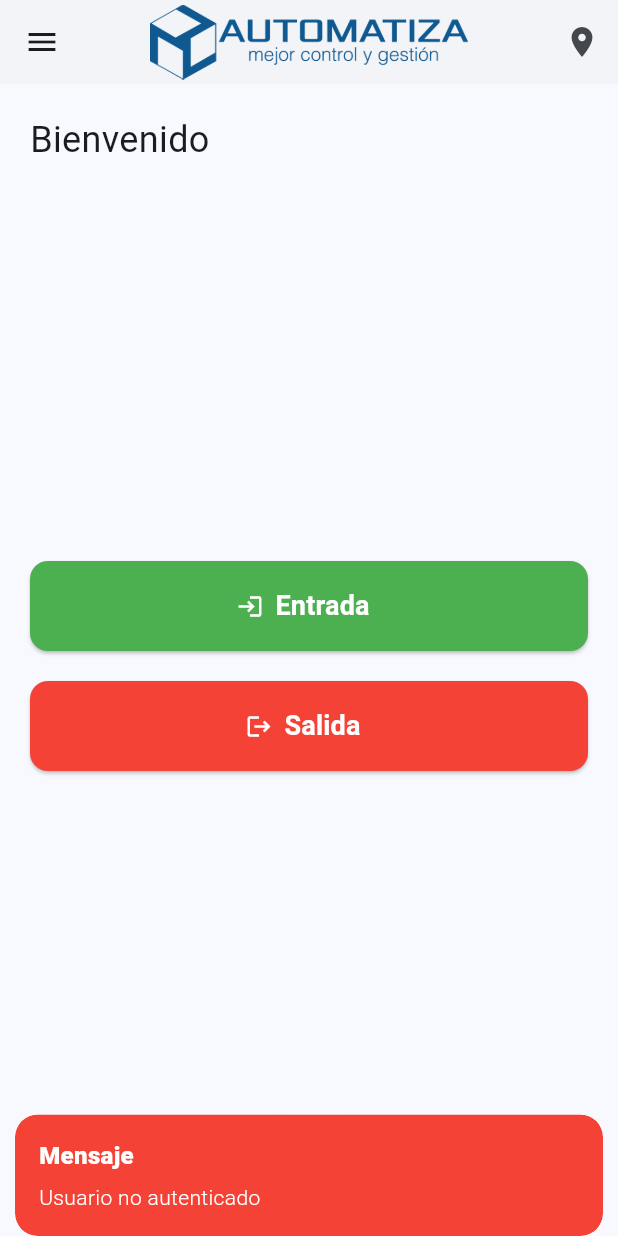
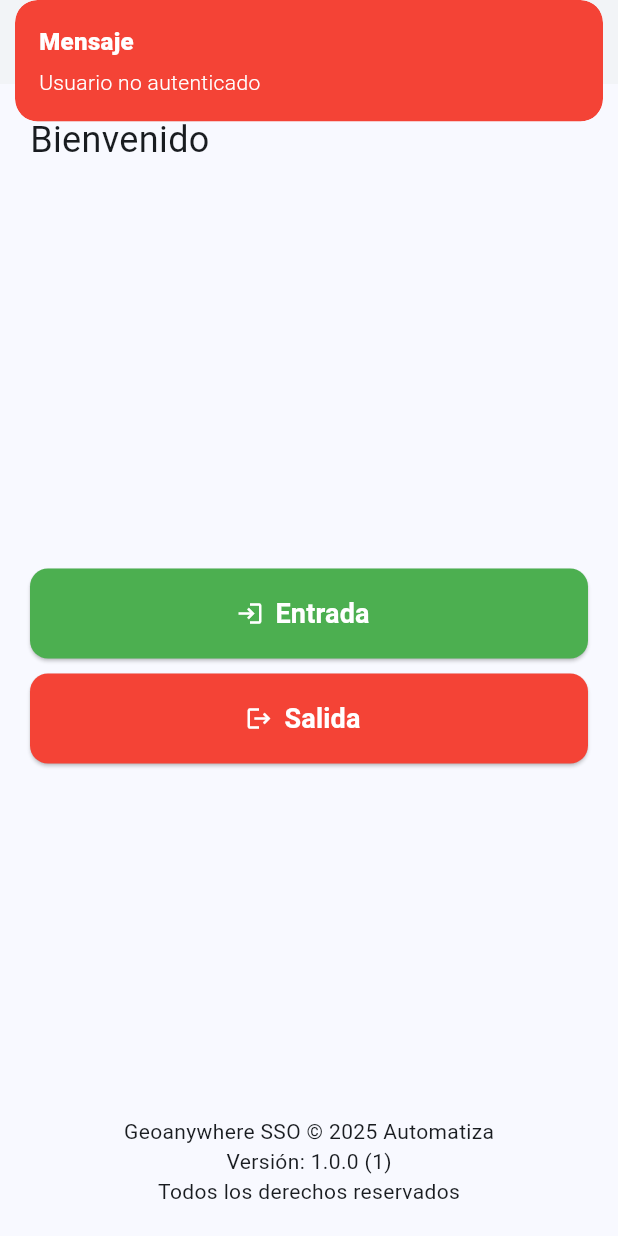
Before and after one commit to gabrielCortesReyes/geomarca, a Flutter app: the HomePage screen opened by its route, after a tap on "Entrada", on a phone screen of 412 x 824 dp. Run offline on Flutter 3.47's test engine with Material 3 defaults, Android fonts, the phone set to English and light mode, and no system bars; our stand-ins replace connectivity_plus, flutter_secure_storage, geolocator, get, package_info_plus, sqflite; accounts and stored records are empty; Roboto replaces fonts that are missing (Poppins).

Commit message:
fix: markers, connections and loading buttons

```diff
--- a/lib/ui/home.dart
+++ b/lib/ui/home.dart
@@ -24,11 +24,21 @@
   final MarkerController markerController = Get.put(MarkerController());
   final HfMobileService mobileService = Get.put(HfMobileService());
   final StorageService storageService = Get.put(StorageService());
+  bool isLoadingEntrada = false;
+  bool isLoadingSalida = false;
 
   @override
   void initState() {
     super.initState();
-    _checkConnectivityAndSync();
+    //_checkConnectivityAndSync();
+    Connectivity().onConnectivityChanged.listen((List<ConnectivityResult> results) async {
+      if (results.isNotEmpty && results.first != ConnectivityResult.none) {
+        await markerController.syncAllMarcas();
+        markerController.loadMarcas();
+      } else {
+        print("No hay conexión a Internet. No se sincronizarán las marcas.");
+      }
+    });
   }
 
   Future<void> _checkConnectivityAndSync() async {
@@ -80,17 +90,21 @@
                 ),
               ],
             ),
-            Column(
-              spacing: 20,
-              children: [
-                _buildButton("Entrada", Icons.login, Colors.green, () => _registrarMarca(0)),
-                _buildButton("Salida", Icons.logout, Colors.red, () => _registrarMarca(1)),
-              ],
-            ),
+            _buildButtons(),
             _buildFooter(),
           ],
         ),
       ),
+    );
+  }
+
+  Widget _buildButtons() {
+    return Column(
+      children: [
+        _buildButton("Entrada", Icons.login, Colors.green, isLoadingEntrada, () => _registrarMarca(0)),
+        SizedBox(height: 10),
+        _buildButton("Salida", Icons.logout, Colors.red, isLoadingSalida, () => _registrarMarca(1)),
+      ],
     );
   }
 
@@ -114,8 +128,6 @@
           _buildDrawerItem(Icons.sync, "Sincronizar", () => _alertSync()),
           _buildDrawerItem(Icons.location_on, "Ver Marcas", () => Get.toNamed(AppRoutes.markers)),
           _buildDrawerItem(Icons.info, "Acerca de", _buildAbout),
-          Divider(),
-          _buildDrawerItem(Icons.logout, "Cerrar Sesión", () {}),
         ],
       ),
     );
@@ -132,7 +144,7 @@
             SizedBox(height: 10),
             Text("Empresa: Automatiza"),
             Text("App: Geoanywhere SSO"),
-            Text("Versión: 1.0.0"),
+            Text("Versión: ${versionController.appVersion.value}"),
             Text("Fecha: ${getCurrentDateTime()}"),
             SizedBox(height: 10),
             Obx(
@@ -186,19 +198,19 @@
     );
   }
 
-  Widget _buildButton(String text, IconData icon, Color color, VoidCallback onPressed) {
+  Widget _buildButton(String text, IconData icon, Color color, bool isLoading, VoidCallback onPressed) {
     return SizedBox(
       width: double.infinity,
       height: 60,
       child: ElevatedButton.icon(
         style: ElevatedButton.styleFrom(
-          backgroundColor: color,
+          backgroundColor: isLoading ? Colors.grey : color,
           foregroundColor: Colors.white,
           shape: RoundedRectangleBorder(borderRadius: BorderRadius.circular(12)),
         ),
-        icon: Icon(icon, color: Colors.white),
+        icon: isLoading ? CircularProgressIndicator(color: Colors.white) : Icon(icon, color: Colors.white),
         label: Text(text, style: TextStyle(fontSize: 18, fontWeight: FontWeight.w600)),
-        onPressed: onPressed,
+        onPressed: isLoading ? null : onPressed,
       ),
     );
   }
@@ -225,18 +237,23 @@
 
   Future<void> _registrarMarca(int marca) async {
     try {
+      setState(() {
+        if (marca == 0) {
+          isLoadingEntrada = true;
+        } else {
+          isLoadingSalida = true;
+        }
+      });
+
       User? userData = loginController.user.value;
-      var connectivityResult = await Connectivity().checkConnectivity();
-
       if (userData == null || userData.token == null) {
-        Get.snackbar("Mensaje", "Usuario no autenticado",
-            snackPosition: SnackPosition.BOTTOM, backgroundColor: Colors.red, colorText: Colors.white);
+        Get.snackbar("Mensaje", "Usuario no autenticado", backgroundColor: Colors.red, colorText: Colors.white);
         return;
       }
 
+      var connectivityResult = await Connectivity().checkConnectivity();
       String? formatedDate = connectivityResult != ConnectivityResult.none
-          ? await mobileService.getTimeZoneByCoords(
-              locationController.latitude.value, locationController.longitude.value)
+          ? await mobileService.getTimeZoneByCoords(locationController.latitude.value, locationController.longitude.value)
           : formatDate();
 
       Marker marker = Marker(
@@ -253,24 +270,25 @@
       );
 
       int marcaId = await storageService.insertMarca(marker.toJson());
-
       if (connectivityResult != ConnectivityResult.none) {
-        Map<String, dynamic> response = await mobileService.addMarca(marker, userData.token!);
-
-        if (response.containsKey("retorno") && response["retorno"] == 1) {
+        var response = await mobileService.addMarca(marker, userData.token!);
+        if (response["retorno"] == 1) {
           await storageService.updateMarcaSync(marcaId);
-          Get.snackbar("Éxito", "Marca registrada correctamente!", snackPosition: SnackPosition.BOTTOM);
+          Get.snackbar("Éxito", "Marca registrada correctamente!");
         } else {
-          Get.snackbar("Mensaje", "Token Expirado, por favor ingrese nuevamente, marca guardada localmente",
-              snackPosition: SnackPosition.BOTTOM, backgroundColor: Colors.orange, colorText: Colors.white);
+          Get.snackbar("Error", "Token expirado, marca guardada localmente", backgroundColor: Colors.orange);
         }
       } else {
-        Get.snackbar("Mensaje", "Sin Conexión a internet, marca guardada localmente",
-            snackPosition: SnackPosition.BOTTOM, backgroundColor: Colors.orange, colorText: Colors.white);
+        Get.snackbar("Mensaje", "Sin conexión, marca guardada localmente", backgroundColor: Colors.orange);
       }
-    } catch (e) {
-      Get.snackbar("Mensaje", "No se pudo obtener la ubicación",
-          snackPosition: SnackPosition.BOTTOM, backgroundColor: Colors.red, colorText: Colors.white);
+    } finally {
+      setState(() {
+        if (marca == 0) {
+          isLoadingEntrada = false;
+        } else {
+          isLoadingSalida = false;
+        }
+      });
     }
   }
 }
```
Also changed, not shown: lib/services/storage_service.dart (+26 -4 lines), lib/ui/markers.dart (+4 -9 lines).
